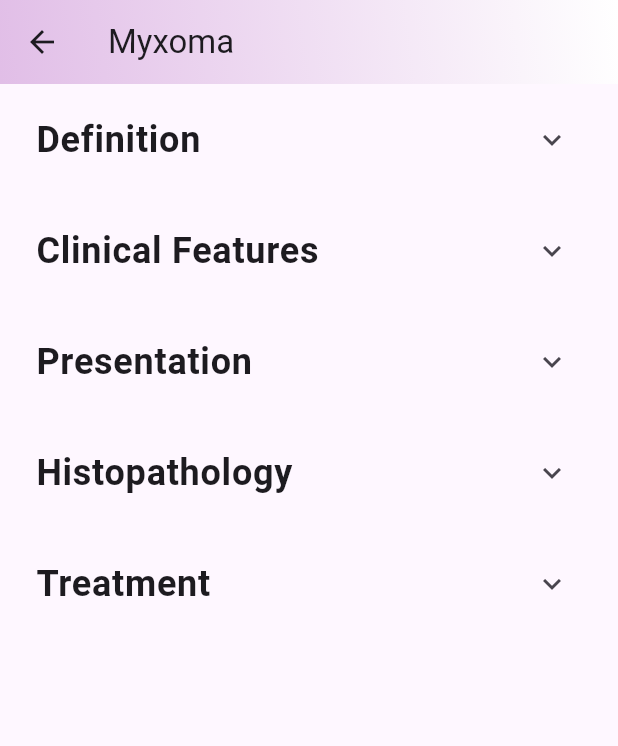
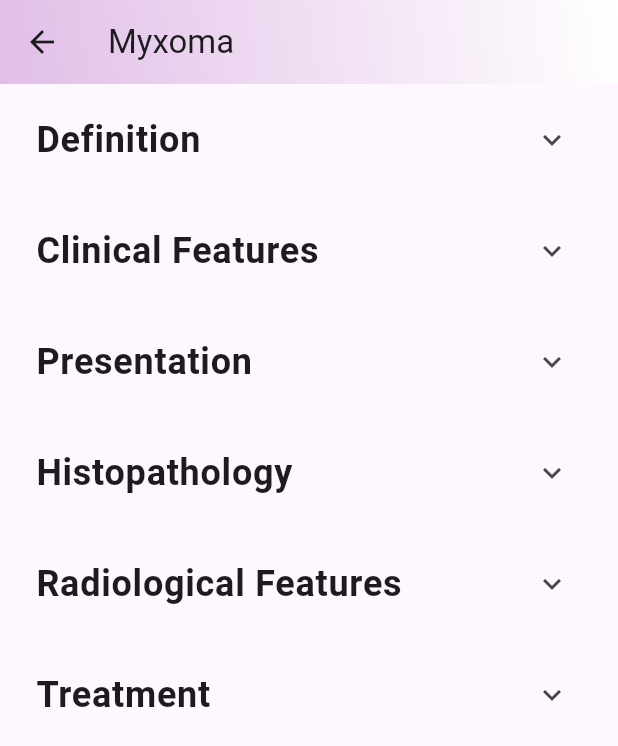
Before and after one commit to itsabbhii/NeoInsight, a Flutter app: the Tumor14 screen opened by its route, on a phone screen of 412 x 824 dp. Shown: the top 746 px of the screen. Run offline on Flutter 3.47's test engine with Material 3 defaults, Android fonts, the phone set to English and light mode, and no system bars; our stand-ins replace google_nav_bar.

Commit message:
radiological features added

```diff
--- a/lib/TumorDescription.dart
+++ b/lib/TumorDescription.dart
@@ -281,6 +281,7 @@ class _Tumor5State extends State<Tumor5> {
             Tile.expand("Clinical Presentation",
                 SquamousCellCarcinoma.clinicalPresentation,
                 imagePath: 'assets/tumors/image5.jpg'),
+            Tile.expand("Radiological Features", "", imagePath: 'assets/tumors/radiology/squamous-cell.png'),
             Tile.expand(
                 "Carcinoma of the lip", SquamousCellCarcinoma.lipCarcinoma),
             Tile.expand("Carcinoma of the tongue",
@@ -383,6 +384,7 @@ class _Tumor8State extends State<Tumor8> {
             Tile.expand("Presentation", MalignantMelanoma.presentation,
                 imagePath: 'assets/tumors/image8.jpg'),
             Tile.expand("Histopathology", MalignantMelanoma.hist),
+            Tile.expand("Radiological Features", " ", imagePath: "assets/tumors/radiology/malignant-melanoma.png"),
             Tile.expand("Differential Diagnosis", MalignantMelanoma.diffDiagno),
             Tile.expand("Treatment", MalignantMelanoma.treatment),
           ],
@@ -519,7 +521,7 @@ class _Tumor12State extends State<Tumor12> {
                 PeripheralGiantCellGranuloma.clinicalPresentation,
                 imagePath: 'assets/tumors/image12.jpg'),
             Tile.expand("Radiographical Features",
-                PeripheralGiantCellGranuloma.radiographicFeatures),
+                PeripheralGiantCellGranuloma.radiographicFeatures, imagePath: "assets/tumors/radiology/peripheral-giant-cell.png"),
             Tile.expand("Macroscopic Features",
                 PeripheralGiantCellGranuloma.macroscopicFeatures),
             Tile.expand("Histopathology", PeripheralGiantCellGranuloma.histo),
@@ -555,7 +557,7 @@ class _Tumor13State extends State<Tumor13> {
             Tile.expand("Presentation", CentralGiantCellGranuloma.presentation,
                 imagePath: 'assets/tumors/image13.png'),
             Tile.expand("Radiological Features",
-                CentralGiantCellGranuloma.radiologicalFeatures),
+                CentralGiantCellGranuloma.radiologicalFeatures, imagePath: "assets/tumors/radiology/central-giant-cell"),
             Tile.expand("Histopathology", CentralGiantCellGranuloma.histo),
             Tile.expand("Pathogenesis", CentralGiantCellGranuloma.pathogenesis),
             Tile.expand(
@@ -589,6 +591,7 @@ class _Tumor14State extends State<Tumor14> {
             Tile.expand("Presentation", Myxoma.presentation,
                 imagePath: 'assets/tumors/image14.jpg'),
             Tile.expand("Histopathology", Myxoma.histo),
+            Tile.expand("Radiological Features", " ", imagePath: "assets/tumors/radiollogy/myxoma.png"),
             Tile.expand("Treatment", Myxoma.treatment),
           ],
         ),
```
